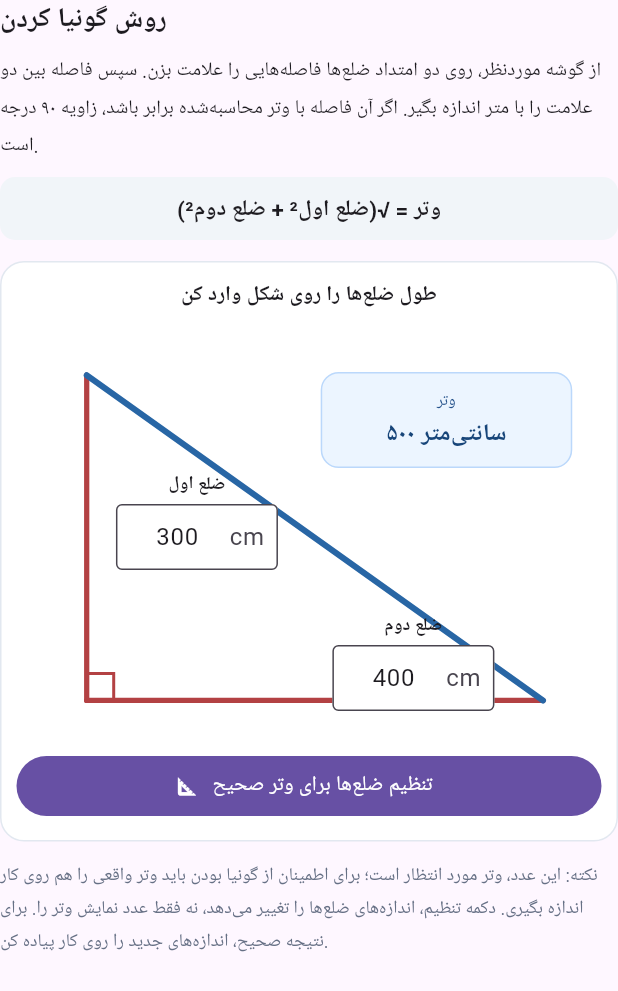
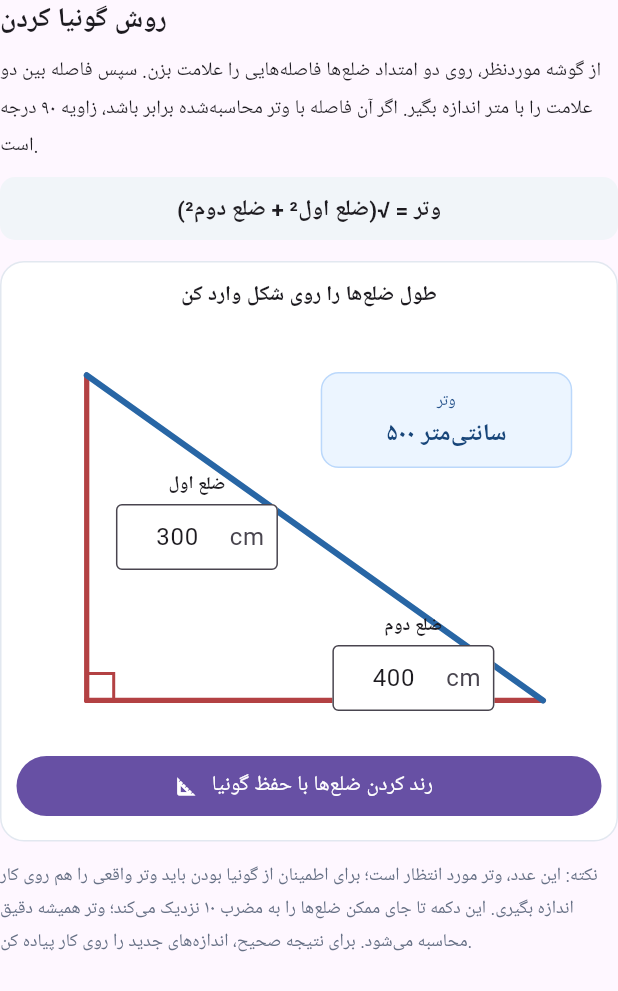
Before and after one commit to MaxLightner/kamcheh, a Flutter app: the SquaringTool widget shown alone on an empty page, opened directly, on a phone screen of 412 x 824 dp. Shown: the top 991 px of the screen. Run offline on Flutter 3.47's test engine with Material 3 defaults, Android fonts, the phone set to English and light mode, and no system bars; our stand-ins replace flutter_map, image_picker, latlong2, pdf, sembast, sembast_web and 5 more; missing offline and left inert: dart:js_interop, file_selector; accounts and stored records are empty.

Commit message:
Explain worksite rounding on squaring button while preserving exact measurements

```diff
--- a/lib/squaring_tool.dart
+++ b/lib/squaring_tool.dart
@@ -204,7 +204,7 @@ class _SquaringToolState extends State<SquaringTool> {
                 key: const Key('squaring-adjust-whole'),
                 onPressed: diagonal == null ? null : _adjustLegs,
                 icon: const Icon(Icons.square_foot_outlined),
-                label: const Text('تنظیم ضلع‌ها برای وتر صحیح'),
+                label: const Text('رند کردن ضلع‌ها با حفظ گونیا'),
               ),
               if (_adjustment != null)
                 Padding(
@@ -224,7 +224,8 @@ class _SquaringToolState extends State<SquaringTool> {
         const Text(
           'نکته: این عدد، وتر مورد انتظار است؛ برای اطمینان از گونیا بودن '
           'باید وتر واقعی را هم روی کار اندازه بگیری. '
-          'دکمه تنظیم، اندازه‌های ضلع‌ها را تغییر می‌دهد، نه فقط عدد نمایش وتر را. '
+          'این دکمه تا جای ممکن ضلع‌ها را به مضرب ۱۰ نزدیک می‌کند؛ '
+          'وتر همیشه دقیق محاسبه می‌شود. '
           'برای نتیجه صحیح، اندازه‌های جدید را روی کار پیاده کن.',
           style: TextStyle(fontSize: 12, color: Color(0xFF667085), height: 1.8),
         ),
```
